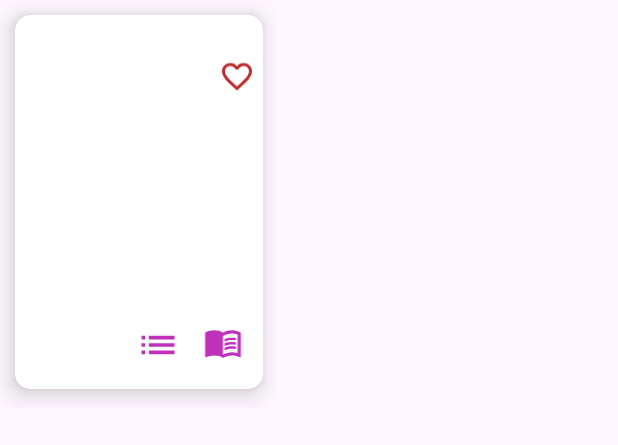
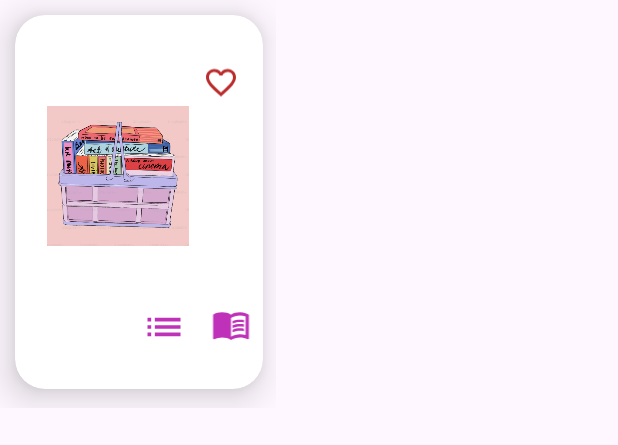
Before and after one commit to isikkayaa/MyBooks, an Android app: the layout card_tasarim.xml on its own in the app's theme, with its tools: preview values and no code run, on a phone screen of 412 x 824 dp. Shown: the top 445 px of the screen. Run offline under Robolectric (Android 15) with nearby library versions, the phone set to English and light mode, and no system bars.

```diff
--- a/app/src/main/res/layout/card_tasarim.xml
+++ b/app/src/main/res/layout/card_tasarim.xml
@@ -7,9 +7,6 @@
         <variable
             name="kitapNesnesi"
             type="com.example.bookclubapp.data.entity.VolumeInfo" />
-        <variable
-            name="gorsel"
-            type="com.example.bookclubapp.data.entity.ImageLinks" />
     </data>
 
     <LinearLayout
@@ -23,12 +20,12 @@
             android:layout_height="249dp"
             android:layout_margin="10dp"
             android:padding="6dp"
-            app:cardCornerRadius="10dp"
-            app:cardElevation="10dp">
+            app:cardCornerRadius="20dp"
+            app:cardElevation="15dp">
 
             <androidx.constraintlayout.widget.ConstraintLayout
                 android:layout_width="match_parent"
-                android:layout_height="239dp"
+                android:layout_height="214dp"
                 android:layout_marginTop="13dp">
 
 
@@ -36,7 +33,7 @@
                     android:id="@+id/imageView5"
                     android:layout_width="45dp"
                     android:layout_height="26dp"
-                    android:layout_marginTop="192dp"
+                    android:layout_marginTop="180dp"
                     android:src="@drawable/baseline_menu_book_24"
                     app:layout_constraintStart_toEndOf="@+id/imageViewKitapGorsel"
                     app:layout_constraintTop_toTopOf="parent" />
@@ -45,17 +42,17 @@
                     android:id="@+id/imageViewkalpborder"
                     android:layout_width="24dp"
                     android:layout_height="31dp"
-                    android:layout_marginTop="12dp"
-                    android:layout_marginEnd="5dp"
+                    android:layout_marginTop="16dp"
+                    android:layout_marginEnd="16dp"
                     app:layout_constraintEnd_toEndOf="parent"
                     app:layout_constraintTop_toTopOf="parent"
                     app:srcCompat="@drawable/baseline_favorite_border_24" />
 
                 <TextView
                     android:id="@+id/textView8"
-                    android:layout_width="114dp"
-                    android:layout_height="22dp"
-                    android:layout_marginStart="16dp"
+                    android:layout_width="wrap_content"
+                    android:layout_height="wrap_content"
+                    android:layout_marginStart="22dp"
                     android:layout_marginTop="16dp"
                     android:text="@{kitapNesnesi.title}"
                     app:layout_constraintStart_toStartOf="parent"
@@ -63,18 +60,19 @@
 
                 <ImageView
                     android:id="@+id/imageViewKitapGorsel"
-                    android:layout_width="100dp"
-                    android:layout_height="101dp"
+                    android:layout_width="105dp"
+                    android:layout_height="93dp"
                     android:layout_marginStart="16dp"
-                    android:layout_marginTop="6dp"
+                    android:layout_marginTop="12dp"
                     app:layout_constraintStart_toStartOf="parent"
-                    app:layout_constraintTop_toBottomOf="@+id/textView8" />
+                    app:layout_constraintTop_toBottomOf="@+id/textView8"
+                    app:srcCompat="@drawable/splashimg" />
 
                 <TextView
                     android:id="@+id/textView9"
-                    android:layout_width="133dp"
+                    android:layout_width="0dp"
                     android:layout_height="23dp"
-                    android:layout_marginStart="16dp"
+                    android:layout_marginStart="20dp"
                     android:layout_marginTop="156dp"
                     app:bindAuthors="@{kitapNesnesi.authors}"
                     app:layout_constraintStart_toStartOf="parent"
@@ -84,8 +82,8 @@
                     android:id="@+id/imageViewList"
                     android:layout_width="44dp"
                     android:layout_height="29dp"
-                    android:layout_marginTop="192dp"
-                    android:layout_marginEnd="48dp"
+                    android:layout_marginTop="180dp"
+                    android:layout_marginEnd="44dp"
                     app:layout_constraintEnd_toEndOf="parent"
                     app:layout_constraintTop_toTopOf="parent"
                     app:srcCompat="@drawable/baseline_list_24" />
--- a/app/src/main/res/layout/fragment_home_page.xml
+++ b/app/src/main/res/layout/fragment_home_page.xml
@@ -38,18 +38,16 @@
 
         <androidx.recyclerview.widget.RecyclerView
             android:id="@+id/rv"
-            android:layout_width="383dp"
-            android:layout_height="615dp"
+            android:layout_width="match_parent"
+            android:layout_height="0dp"
             android:layout_marginTop="29dp"
-            android:layout_marginBottom="30dp"
             android:orientation="vertical"
+            app:spanCount="2"
             app:layoutManager="androidx.recyclerview.widget.StaggeredGridLayoutManager"
-            app:layout_constraintBottom_toBottomOf="parent"
             app:layout_constraintEnd_toEndOf="parent"
             app:layout_constraintStart_toStartOf="parent"
             app:layout_constraintTop_toBottomOf="@+id/searchView"
-            app:layout_constraintVertical_bias="1.0"
-            app:spanCount="2" />
+            app:layout_constraintBottom_toBottomOf="parent" />
 
     </androidx.constraintlayout.widget.ConstraintLayout>
 </layout>
```
